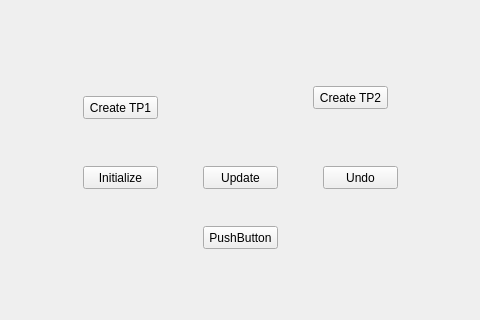
Qt form Projects/ASTMTestProfile/mainwindow.ui (imakr/Qt-Tutorials) before a commit; both pictures show x 97 to 577 and y 171 to 491 of the 748 by 491 pixel window.
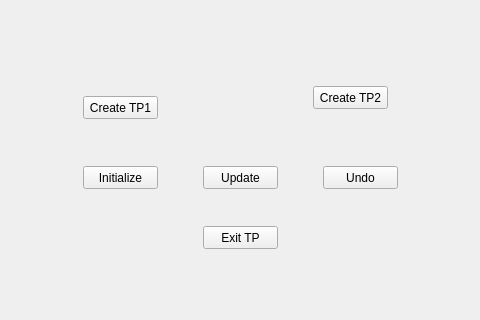
The same form after that commit.

Patch:
```diff
--- a/Projects/ASTMTestProfile/mainwindow.ui
+++ b/Projects/ASTMTestProfile/mainwindow.ui
@@ -89,7 +89,7 @@
      </rect>
     </property>
     <property name="text">
-     <string>PushButton</string>
+     <string>Exit TP</string>
     </property>
    </widget>
    <widget class="QLabel" name="label">
```
Left out of the diff: 2 changed lines with no effect on the pictures.
